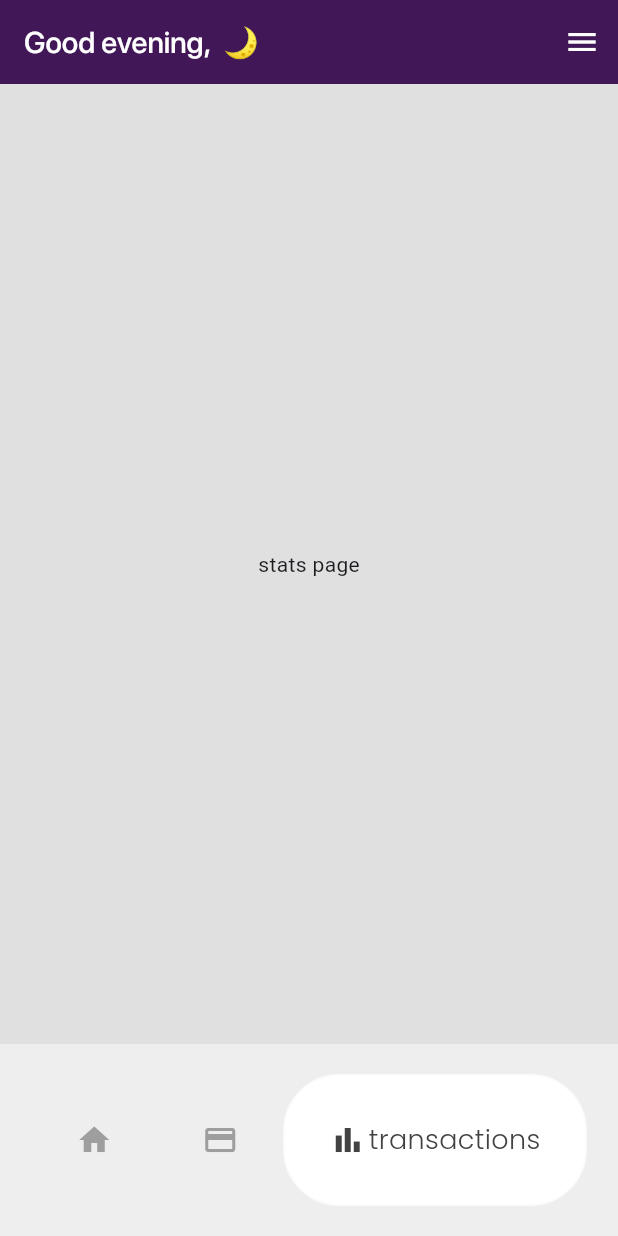
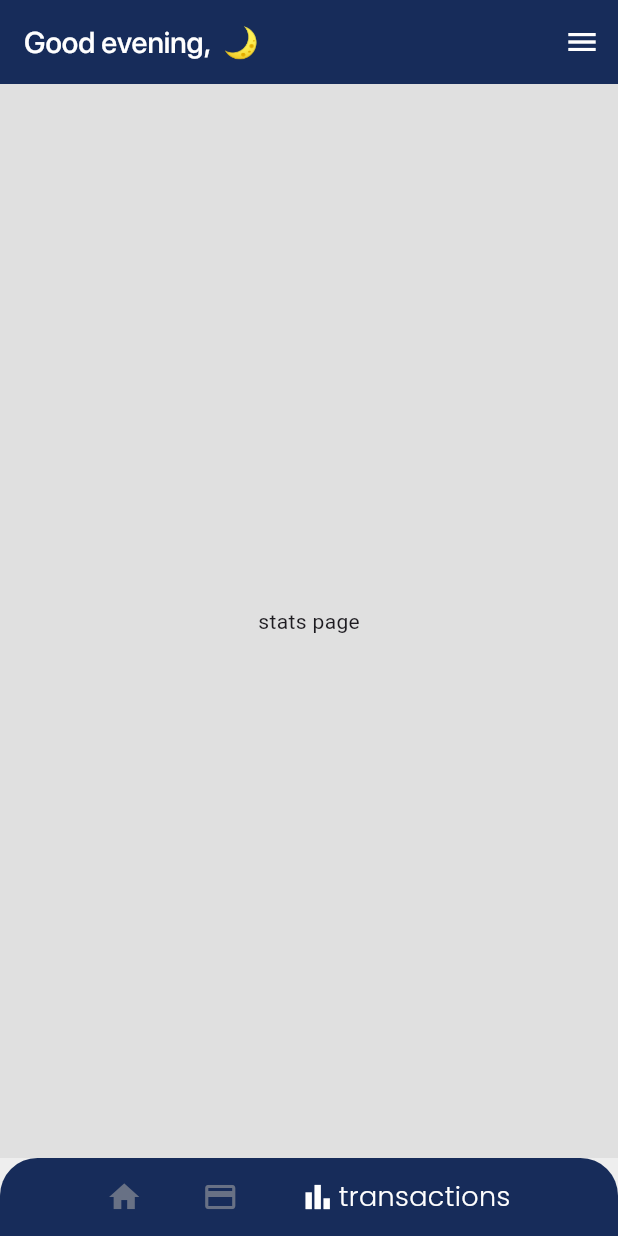
Before and after one commit to awsaz-git/WalletApp, a Flutter app: the LandingPage screen opened directly with empty values, item 3 of the bottom bar chosen, on a phone screen of 412 x 824 dp. Run offline on Flutter 3.47's test engine with Material 3 defaults, Android fonts, the phone set to English and light mode, and no system bars; drawn by our look-alikes of flutter_animate, google_nav_bar; project files that could hold a hidden picture were left out.

Commit message:
wallet app code

```diff
--- a/lib/components/bottom_nav_bar.dart
+++ b/lib/components/bottom_nav_bar.dart
@@ -8,50 +8,56 @@ class MyBottomNavBar extends StatelessWidget {
   @override
   Widget build(BuildContext context) {
     return Container(
-      padding: EdgeInsets.symmetric(vertical: 20),
+      padding: EdgeInsets.symmetric(vertical: 0),
+      decoration: BoxDecoration(
+        color: Color(-15258534),
+        borderRadius: BorderRadius.only(
+            topLeft: Radius.circular(25),
+            topRight: Radius.circular(25))
+      ),
       child: GNav(
         mainAxisAlignment: MainAxisAlignment.center,
         gap: 2,
-        color: Colors.grey[500],
-          activeColor: Colors.grey[800],
-          tabActiveBorder: Border.all(color: Colors.grey.shade50),
-          tabBackgroundColor: Colors.white,
+        color: Color(-1901549400),
+          activeColor: Colors.white,
+          tabActiveBorder: Border.all(color: Colors.transparent),
+          tabBackgroundColor: Colors.transparent,
           onTabChange: (value) => onTabChange!(value),
           tabs: [
             GButton(
               icon: Icons.home,
               text: 'home',
-              padding: EdgeInsets.all(30),
+              padding: EdgeInsets.only(top: 12, bottom: 12, right: 20, left: 20),
               borderRadius: BorderRadius.circular(37.5),
               textStyle: TextStyle(
                 fontFamily: "SF Pro",
                 fontWeight: FontWeight.w300,
                 fontSize: 18,
-                color: Colors.grey[800],
+                color: Colors.white,
               ),
             ),
             GButton(
               icon: Icons.credit_card,
               text: 'cards',
-              padding: EdgeInsets.all(30),
+              padding: EdgeInsets.only(top: 12, bottom: 12, right: 20, left: 20),
               borderRadius: BorderRadius.circular(37.5),
               textStyle: TextStyle(
                 fontFamily: "SF Pro",
                 fontWeight: FontWeight.w300,
                 fontSize: 18,
-                color: Colors.grey[800],
+                color: Colors.white,
               ),
             ),
             GButton(
               icon: Icons.bar_chart,
               text: 'transactions',
-              padding: EdgeInsets.all(30),
+              padding: EdgeInsets.only(top: 12, bottom: 12, right: 20, left: 20),
               borderRadius: BorderRadius.circular(37.5),
               textStyle: TextStyle(
                 fontFamily: "SF Pro",
                 fontWeight: FontWeight.w300,
                 fontSize: 18,
-                color: Colors.grey[800],
+                color: Colors.white,
               ),
             )
           ]
--- a/lib/components/drawer.dart
+++ b/lib/components/drawer.dart
@@ -18,7 +18,7 @@ class MyDrawer extends StatelessWidget {
   Widget build(BuildContext context) {
     return Drawer(
 
-      backgroundColor: Color(-12445865),
+      backgroundColor: Color(-15258534),
       child: Column(
         children: [
           Expanded(
--- a/lib/pages/landingpage.dart
+++ b/lib/pages/landingpage.dart
@@ -40,7 +40,7 @@ class _LandingPageState extends State<LandingPage> {
   Widget build(BuildContext context) {
     return Scaffold(
       appBar: AppBar(
-        backgroundColor: Color(-12445865),
+        backgroundColor: Color(-15258534),
         elevation: 0,
         title: Text(
           "Good evening, " + getUsername() + " 🌙",
@@ -60,13 +60,7 @@ class _LandingPageState extends State<LandingPage> {
         onTabChange: (index) => navigateBottomBar(index),
       ),
       backgroundColor: Colors.grey[200],
-      body: AnimatedSwitcher(
-        duration: const Duration(milliseconds: 400),
-        transitionBuilder: (Widget child, Animation<double> animation) {
-          return FadeTransition(opacity: animation, child: child);
-        },
-        child: pages[selectedIndex],
-      ).animate()
+      body: pages[selectedIndex]
     );
   }
 }
```
Also changed, not shown: lib/pages/cardspage.dart (+130 -2 lines), lib/pages/homepage.dart (+73 -65 lines), lib/pages/loginpage.dart (+5 -5 lines), lib/icons/bank.png (added), lib/images/logo.png, lib/images/logo2.png.
